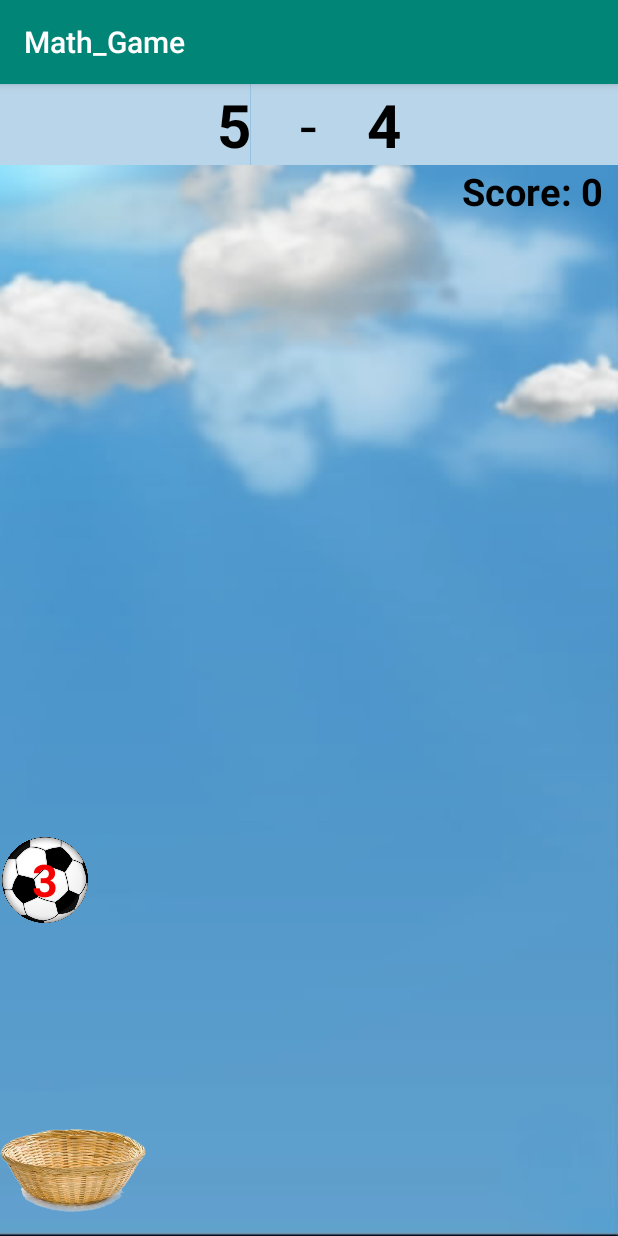
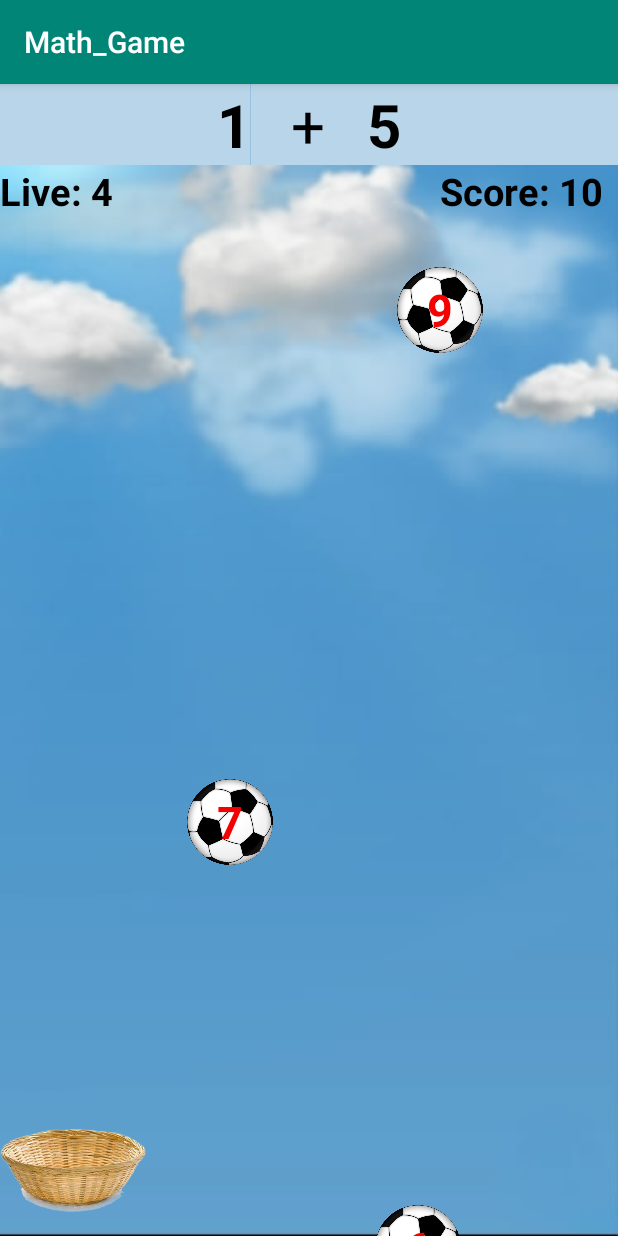
Before and after one commit to havkokfong/MathGame, an Android app: the screen it shows after launch (MainActivity), after a tap on "START", on a phone screen of 412 x 824 dp. Run offline under Robolectric (Android 15) with nearby library versions, the phone set to English and light mode, and no system bars.

Commit message:
edited code

```diff
--- a/app/src/main/java/com/example/math_game/MainActivity.java
+++ b/app/src/main/java/com/example/math_game/MainActivity.java
@@ -36,11 +36,12 @@
     private float ball_3X, ball_3Y;
     private float ball_4X, ball_4Y;
     private float basketX, basketY;
+    private int speed1, speed2, speed3, speed4;
 
     // Score
-    private TextView scoreLabel, highScoreLabel, ball_1, ball_2, ball_3, ball_4;
+    private TextView scoreLabel, liveLabel, highScoreLabel, ball_1, ball_2, ball_3, ball_4;
 
-    private int score, highscore, timeCount;
+    private int score, highscore, timeCount, live;
 
     //Question
     private int num1, num2, result, ranSign, wrongNum, ranWrongNum, wrongNum2, wrongNum3;
@@ -75,6 +76,7 @@
         questionBox2 = findViewById(R.id.questionBox2);
         questionBox3 = findViewById(R.id.questionBox3);
         scoreLabel = findViewById(R.id.score);
+        liveLabel = findViewById(R.id.live);
         highScoreLabel = findViewById(R.id.high_Score);
         random = new Random();
     }
@@ -82,7 +84,7 @@
     public void changePos(){
 
         //ball_1
-        ball_1Y += 5;
+        ball_1Y += speed1;
         float ball_1CenterX = ball_1X ;
         float ball_1CenterY = ball_1Y;
 
@@ -91,6 +93,9 @@
             score += 10;
             result = 0;
             scoreLabel.setText("Score: " + score);
+            ball_2Y = frameHeight;
+            ball_3Y = frameHeight;
+            ball_4Y = frameHeight;
             question();
         }
 
@@ -103,12 +108,17 @@
 
 
         //ball_2
-        ball_2Y += 5;
+        ball_2Y += speed2;
         float ball_2CenterX = ball_2X ;
         float ball_2CenterY = ball_2Y;
 
         if (hitCheck(ball_2CenterX, ball_2CenterY)){
             ball_2Y = frameHeight + 100;
+            live -= 1;
+            liveLabel.setText("Live: " + live);
+            ball_1Y += frameHeight;
+            ball_3Y += frameHeight;
+            ball_4Y += frameHeight;
         }
 
         if (ball_2Y > frameHeight){
@@ -121,12 +131,18 @@
 
 
         //ball_3
-        ball_3Y += 5;
+        ball_3Y += speed3;
         float ball_3CenterX = ball_3X ;
         float ball_3CenterY = ball_3Y;
 
         if (hitCheck(ball_3CenterX, ball_3CenterY)){
             ball_3Y = frameHeight + 100;
+            live -= 1;
+            liveLabel.setText("Live: " + live);
+
+            ball_2Y = frameHeight;
+            ball_1Y = frameHeight;
+            ball_4Y = frameHeight;
         }
 
         if (ball_3Y > frameHeight){
@@ -139,12 +155,17 @@
 
 
         //ball_4
-        ball_4Y += 5;
+        ball_4Y += speed4;
         float ball_4CenterX = ball_4X ;
         float ball_4CenterY = ball_4Y;
 
         if (hitCheck(ball_4CenterX, ball_4CenterY)){
             ball_4Y = frameHeight + 100;
+            live -= 1;
+            liveLabel.setText("Live: " + live);
+            ball_2Y += frameHeight;
+            ball_3Y += frameHeight;
+            ball_1Y += frameHeight;
         }
 
         if (ball_4Y > frameHeight){
@@ -153,6 +174,11 @@
         }
         ball_4.setX(ball_4X);
         ball_4.setY(ball_4Y);
+
+        // Game Over
+        if (live == 0){
+            gameOver();
+        }
 
 
         // Moving
@@ -286,6 +312,12 @@
         }
 
         linearLayout.setVisibility(View.VISIBLE);
+        liveLabel.setVisibility(View.INVISIBLE);
+        scoreLabel.setVisibility(View.INVISIBLE);
+        titleLabel.setVisibility(View.VISIBLE);
+        questionBox3.setVisibility(View.INVISIBLE);
+        questionBox.setVisibility(View.INVISIBLE);
+        questionBox2.setVisibility(View.INVISIBLE);
         basket.setVisibility(View.INVISIBLE);
         ball_1.setVisibility(View.INVISIBLE);
         ball_2.setVisibility(View.INVISIBLE);
@@ -317,19 +349,27 @@
         ball_3Y = ball_3.getY();
         ball_4Y = ball_4.getY();
 
+        speed1 = random.nextInt(15);
+        speed2 = random.nextInt(15);
+        speed3 = random.nextInt(15);
+        speed4 = random.nextInt(15);
+
         questionBox.setVisibility(View.VISIBLE);
         questionBox2.setVisibility(View.VISIBLE);
         questionBox3.setVisibility(View.VISIBLE);
         scoreLabel.setVisibility(View.VISIBLE);
+        liveLabel.setVisibility(View.VISIBLE);
         basket.setVisibility(View.VISIBLE);
         ball_1.setVisibility(View.VISIBLE);
         ball_2.setVisibility(View.VISIBLE);
         ball_3.setVisibility(View.VISIBLE);
         ball_4.setVisibility(View.VISIBLE);
 
+        live = 5;
         timeCount = 0;
         score = 0;
         scoreLabel.setText("Score: 0");
+        liveLabel.setText("Live: " + live);
 
         timer = new Timer();
         timer.schedule(new TimerTask() {
--- a/app/src/main/res/layout/activity_main.xml
+++ b/app/src/main/res/layout/activity_main.xml
@@ -18,11 +18,11 @@
             android:layout_width="match_parent"
             android:layout_height="wrap_content"
             android:background="@color/light_blue"
+            android:gravity="center"
             android:text="@string/title_text"
+            android:textColor="@color/black"
             android:textSize="40sp"
-            android:textStyle="bold"
-            android:textColor="@color/black"
-            android:gravity="center" />
+            android:textStyle="bold" />
 
         <TextView
             android:id="@+id/questionBox1"
@@ -52,12 +52,12 @@
             android:layout_width="167dp"
             android:layout_height="wrap_content"
             android:layout_gravity="end"
+            android:background="@color/light_blue"
             android:gravity="start"
-            android:background="@color/light_blue"
+            android:textColor="@color/black"
             android:textSize="40sp"
             android:textStyle="bold"
-            android:textColor="@color/black"
-            android:visibility="invisible"/>
+            android:visibility="invisible" />
 
     </FrameLayout>
 
@@ -66,6 +66,19 @@
         android:layout_width="412dp"
         android:layout_height="match_parent"
         android:background="@drawable/background_2">
+
+        <TextView
+            android:id="@+id/live"
+            android:layout_width="wrap_content"
+            android:layout_height="wrap_content"
+            android:layout_gravity="start"
+            android:layout_marginEnd="10dp"
+            android:layout_marginRight="10dp"
+            android:text="@string/score_text"
+            android:textColor="@color/black"
+            android:textSize="25sp"
+            android:textStyle="bold"
+            android:visibility="invisible" />
 
         <TextView
             android:id="@+id/score"
@@ -78,7 +91,7 @@
             android:textColor="@color/black"
             android:textSize="25sp"
             android:textStyle="bold"
-            android:visibility="invisible"/>
+            android:visibility="invisible" />
 
         <ImageView
             android:id="@+id/basket_image"
```
